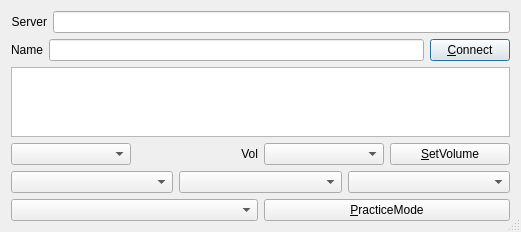
First picture: the form in src/connectdlgbase.ui, repository ngocdh/jamulus, before the edit.
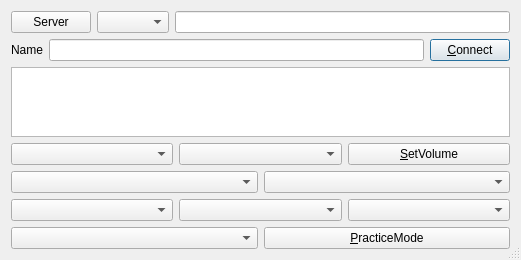
Second picture: the form after the edit. Icons and pictures are not drawn.

```diff
--- a/src/connectdlgbase.ui
+++ b/src/connectdlgbase.ui
@@ -28,15 +28,19 @@
             <item>
                 <layout class="QHBoxLayout">
                     <item>
-                        <widget class="QLabel" name="lblServerAddr">
+    <widget class="QPushButton" name="butGetServerList">
                             <property name="text">
                                 <string>Server</string>
                             </property>
-                            <property name="alignment">
-                                <set>Qt::AlignRight|Qt::AlignTrailing|Qt::AlignVCenter</set>
+        <property name="default">
+            <bool>false</bool>
                             </property>
                         </widget>
                     </item>
+                    <item>
+                        <widget class="QComboBox" name="cmbServerList"/>
+                    </item>
+
                     <item>
                         <widget class="QLineEdit" name="edtServerAddress"/>
                     </item>
@@ -84,19 +88,7 @@
 <item>
     <layout class="QHBoxLayout">
         <item>
-            <widget class="QComboBox" name="cmbPlayers">
-
-            </widget>
-        </item>
-        <item>
-            <widget class="QLabel" name="lblVol">
-                <property name="text">
-                    <string>Vol</string>
-                </property>
-                <property name="alignment">
-                    <set>Qt::AlignRight|Qt::AlignTrailing|Qt::AlignVCenter</set>
-                </property>
-            </widget>
+            <widget class="QComboBox" name="cmbPlayers"/>
         </item>
         <item>
             <widget class="QComboBox" name="cmbVolume"/>
@@ -114,6 +106,18 @@
     </layout>
 </item>
 
+<item>
+    <layout class="QHBoxLayout">
+        <item>
+            <widget class="QComboBox" name="cmbInputGain"/>
+        </item>
+        <item>
+            <widget class="QComboBox" name="cmbReverb"/>
+        </item>
+
+    </layout>
+</item>
+
 <item>
     <layout class="QHBoxLayout">
         <item>
```
Left out of the diff: 1 changed line with no effect on the pictures. Lines whose indentation alone changed are shown as unchanged.
